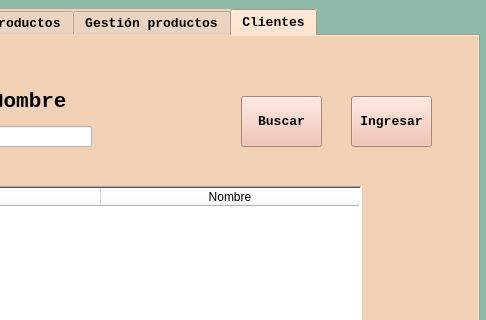
Old version of the form Ventas.ui in the repository san13660/bd-proyecto-2; both pictures show x 287 to 773 and y 0 to 320 of the 773 by 577 pixel window.
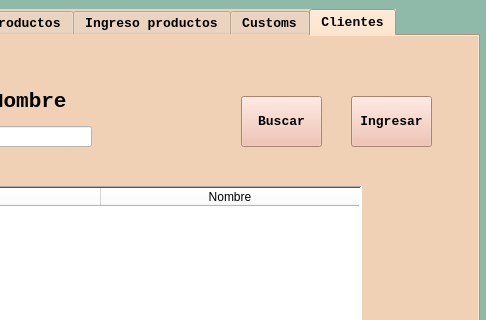
New version of the form. The open tabs and pages were chosen to show the change.

What changed in the file:
```diff
--- a/Ventas.ui
+++ b/Ventas.ui
@@ -933,7 +933,12 @@
     </widget>
     <widget class="QWidget" name="tabGestProductos">
      <attribute name="title">
-      <string>Gestión productos</string>
+      <string>Ingreso productos</string>
+     </attribute>
+    </widget>
+    <widget class="QWidget" name="tabCustoms">
+     <attribute name="title">
+      <string>Customs</string>
      </attribute>
     </widget>
     <widget class="QWidget" name="tabClientes">
```
Left out of the diff: 4 changed lines with no effect on the pictures.
